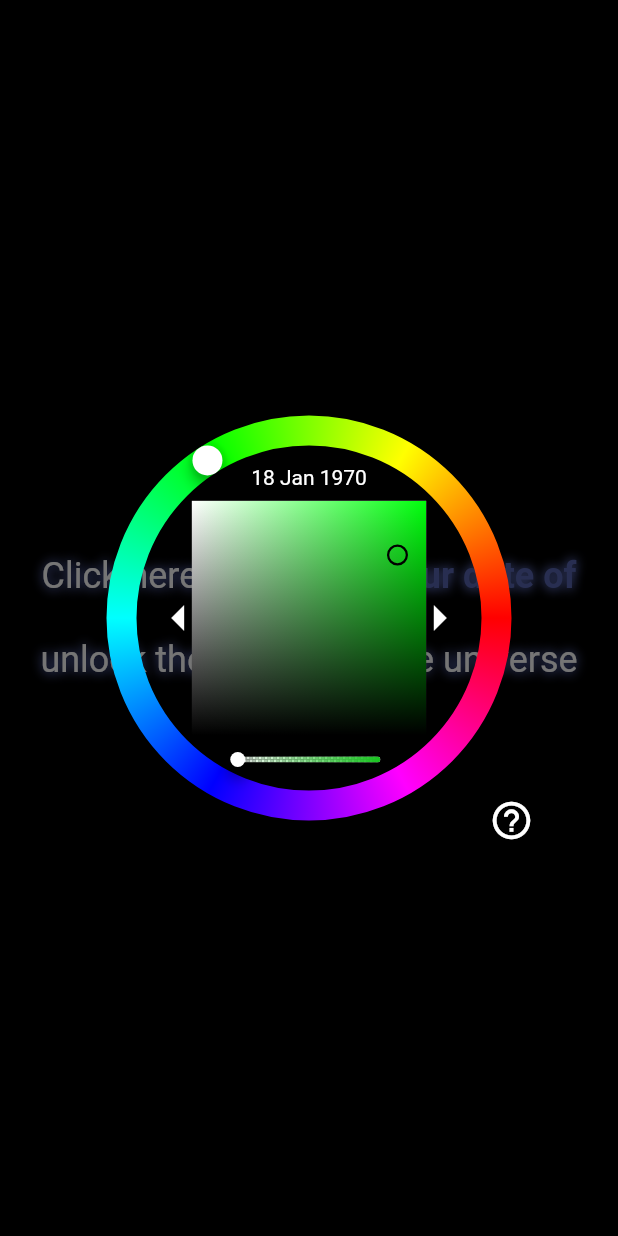
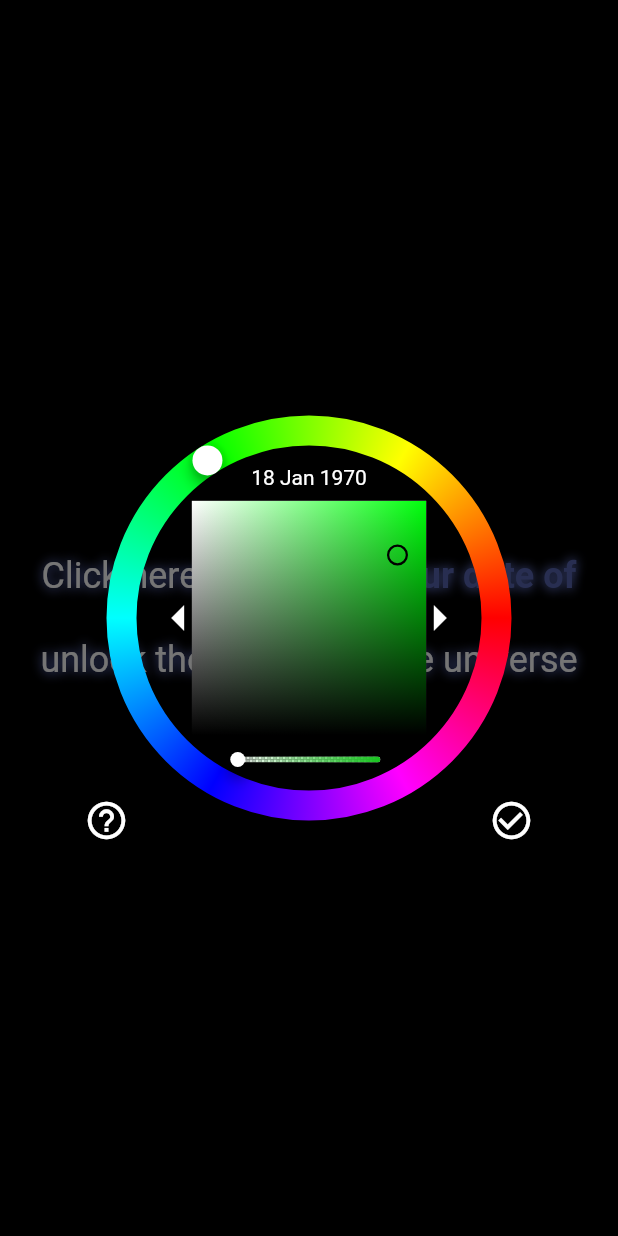
Before and after one commit to BURG3R5/awesome-datepicker, a Flutter app: the screen it shows after launch, after a tap on an icon or button, on a phone screen of 412 x 824 dp. Run offline on Flutter 3.47's test engine with Material 2 defaults, Android fonts, the phone set to English and light mode, and no system bars; our stand-ins replace fluttertoast.

Commit message:
feat: Add a submit button to the dialog

```diff
--- a/lib/src/dialog.dart
+++ b/lib/src/dialog.dart
@@ -133,12 +133,25 @@ class _AwesomeDatePickerDialogState extends State<_AwesomeDatePickerDialog> {
           children: <Widget>[
             Positioned(
               bottom: 0,
-              right: 0,
+              left: 0,
               child: InkWell(
                 borderRadius: BorderRadius.circular(widget.ringStrokeWidth * 4),
                 onTap: () => displayHelpTextFor(widget.mode),
                 child: Icon(
                   Icons.help_outline,
+                  size: widget.ringStrokeWidth * 1.5,
+                  color: widget.backgroundColor.getForeground(),
+                ),
+              ),
+            ),
+            Positioned(
+              bottom: 0,
+              right: 0,
+              child: InkWell(
+                borderRadius: BorderRadius.circular(widget.ringStrokeWidth * 4),
+                onTap: () => Navigator.of(context).pop<DateTime>(_selectedDate),
+                child: Icon(
+                  Icons.check_circle_outline,
                   size: widget.ringStrokeWidth * 1.5,
                   color: widget.backgroundColor.getForeground(),
                 ),
--- a/lib/src/picker.dart
+++ b/lib/src/picker.dart
@@ -158,19 +158,11 @@ class _AwesomeDatePickerState extends State<AwesomeDatePicker> {
         ),
         Positioned(
           top: widget.colorPickerHeight / 6.5,
-          child: GestureDetector(
-            onTap: () => Navigator.of(context).pop<DateTime>(
-              currentColor.toDate(
-                mode: widget.mode,
-                enableAlpha: widget.useAlpha,
-              ),
-            ),
-            child: Output(
-              currentColor.toColor(),
-              mode: widget.mode,
-              enableAlpha: widget.useAlpha,
-              backgroundColor: widget.backgroundColor,
-            ),
+          child: Output(
+            currentColor.toColor(),
+            mode: widget.mode,
+            enableAlpha: widget.useAlpha,
+            backgroundColor: widget.backgroundColor,
           ),
         ),
       ],
```
